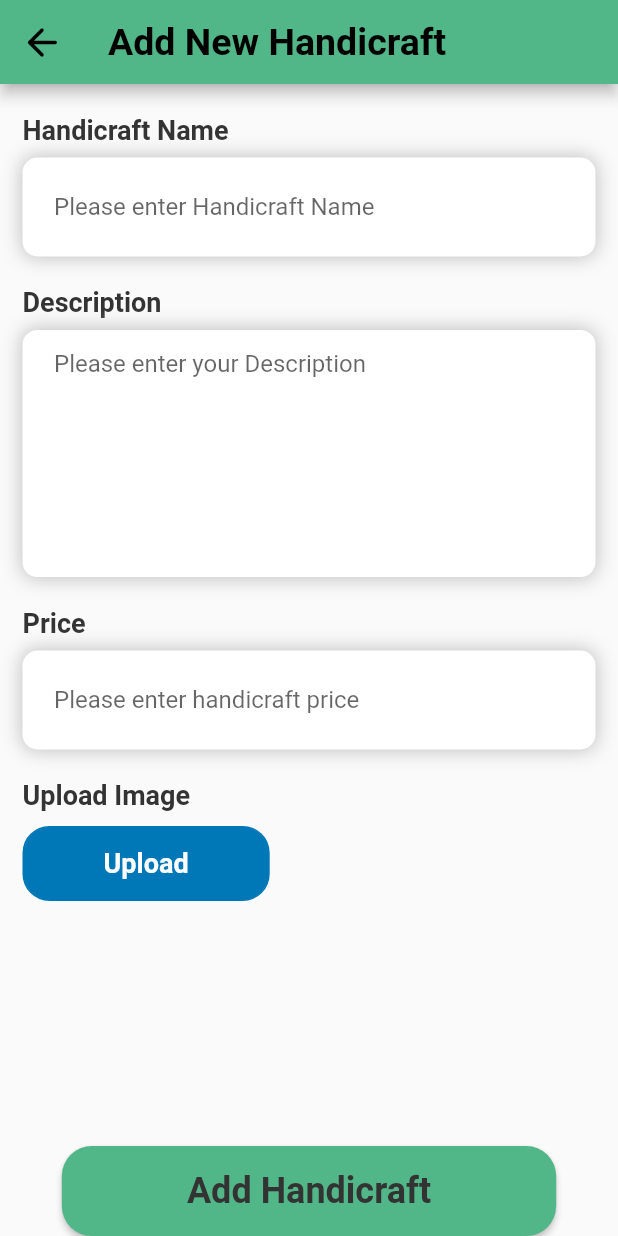
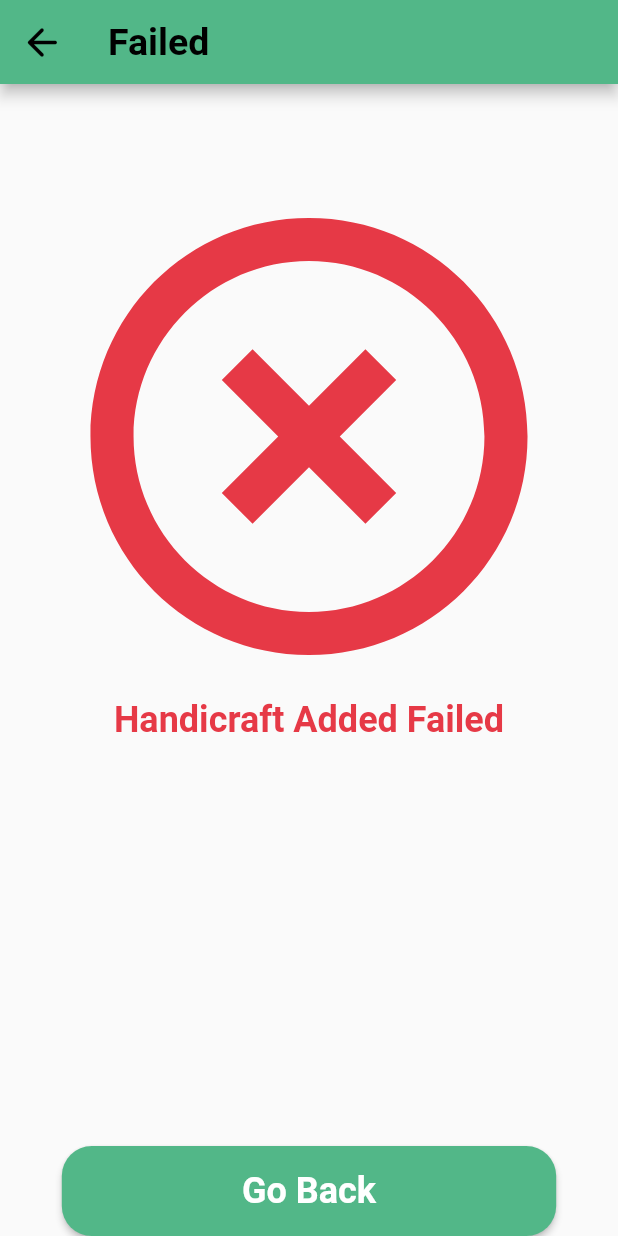
Before and after one commit to ramithperera/UEE_Taprobane, a Flutter app: the AddHandycraft screen opened directly, after a tap on "Add Handicraft", on a phone screen of 412 x 824 dp. Run offline on Flutter 3.47's test engine with Material 2 defaults, Android fonts, the light colour scheme and no system bars; our stand-ins replace flutter_spinkit, fluttertoast, google_fonts, image_picker, shared_preferences; accounts and stored records are empty.

Commit message:
add success and failed screens

```diff
--- /dev/null
+++ b/lib/custom/custom_failed_screen.dart
@@ -0,0 +1,100 @@
+import 'package:flutter/material.dart';
+import 'package:google_fonts/google_fonts.dart';
+import 'package:uee_taprobane/main.dart';
+import 'package:uee_taprobane/utils/constants.dart';
+import 'package:uee_taprobane/utils/widget_functions.dart';
+
+class CustomFailedScreen extends StatefulWidget {
+  final String role;
+  final String status;
+  CustomFailedScreen({Key? key, required this.role, required this.status})
+      : super(key: key);
+
+  @override
+  State<CustomFailedScreen> createState() => _CustomFailedScreenState();
+}
+
+class _CustomFailedScreenState extends State<CustomFailedScreen> {
+  @override
+  Widget build(BuildContext context) {
+    Size size = MediaQuery.of(context).size;
+    return Scaffold(
+      appBar: AppBar(
+        title: const Text(
+          'Failed',
+          style: TextStyle(fontSize: 25, fontWeight: FontWeight.w700),
+        ),
+        // automaticallyImplyLeading: false,
+        leading: IconButton(
+          icon: Icon(
+            Icons.arrow_back_rounded,
+            size: 30,
+          ),
+          onPressed: () {
+            Navigator.pop(context);
+          },
+        ),
+        // actions: <Widget>[
+        //   IconButton(
+        //     icon: const Icon(
+        //       Icons.logout,
+        //       color: Colors.white,
+        //     ),
+        //     onPressed: () {
+        //       logoutfunc();
+        //     },
+        //   )
+        // ],
+      ),
+      body: SafeArea(
+          child: Container(
+        height: size.height,
+        width: size.width,
+        child: Column(
+          children: [
+            addVerticalSpace(60),
+            Icon(
+              Icons.highlight_remove,
+              color: colorRed,
+              size: size.width * 0.85,
+            ),
+            Text(
+              '${widget.role} ${widget.status} Failed',
+              style: GoogleFonts.roboto(
+                  textStyle: const TextStyle(
+                color: colorRed,
+                fontWeight: FontWeight.w600,
+                fontStyle: FontStyle.normal,
+                fontSize: 24.0,
+              )),
+            ),
+            Expanded(
+              child: Align(
+                alignment: FractionalOffset.bottomCenter,
+                child: ElevatedButton(
+                  onPressed: () {
+                    Navigator.pop(context);
+                  },
+                  child: Text(
+                    'Go Back',
+                    style: GoogleFonts.roboto(
+                        textStyle: const TextStyle(
+                      color: Colors.white,
+                      fontWeight: FontWeight.w600,
+                      fontStyle: FontStyle.normal,
+                      fontSize: 24.0,
+                    )),
+                  ),
+                  style: ElevatedButton.styleFrom(
+                      minimumSize: Size(size.width * 0.8, 60),
+                      shape: RoundedRectangleBorder(
+                          borderRadius: BorderRadius.circular(20))),
+                ),
+              ),
+            ),
+          ],
+        ),
+      )),
+    );
+  }
+}
--- a/lib/screens/Merchant/add_handycraft.dart
+++ b/lib/screens/Merchant/add_handycraft.dart
@@ -6,6 +6,8 @@ import 'package:image_picker/image_picker.dart';
 import 'package:shared_preferences/shared_preferences.dart';
 import 'package:uee_taprobane/controller/product_route.dart';
 import 'package:uee_taprobane/custom/custom_border_view.dart';
+import 'package:uee_taprobane/custom/custom_failed_screen.dart';
+import 'package:uee_taprobane/custom/custom_success_screeen.dart';
 import 'package:uee_taprobane/screens/auth/login_screen.dart';
 import 'package:uee_taprobane/utils/constants.dart';
 import 'package:uee_taprobane/utils/widget_functions.dart';
@@ -316,7 +318,10 @@ class _AddHandycraftState extends State<AddHandycraft> {
                   alignment: FractionalOffset.bottomCenter,
                   child: ElevatedButton(
                     onPressed: () {
-
+                      Navigator.push(
+                          context,
+                          MaterialPageRoute(
+                              builder: (context) => CustomFailedScreen(role: 'Handicraft', status: 'Added',)));
                     },
                     child: Text(
                       'Add Handicraft',
```
Also changed, not shown: lib/custom/custom_success_screeen.dart (added, +99 -0 lines), lib/screens/auth/login_screen.dart (+6 -8 lines), 1 other file. Lines whose indentation alone changed are shown as unchanged.
